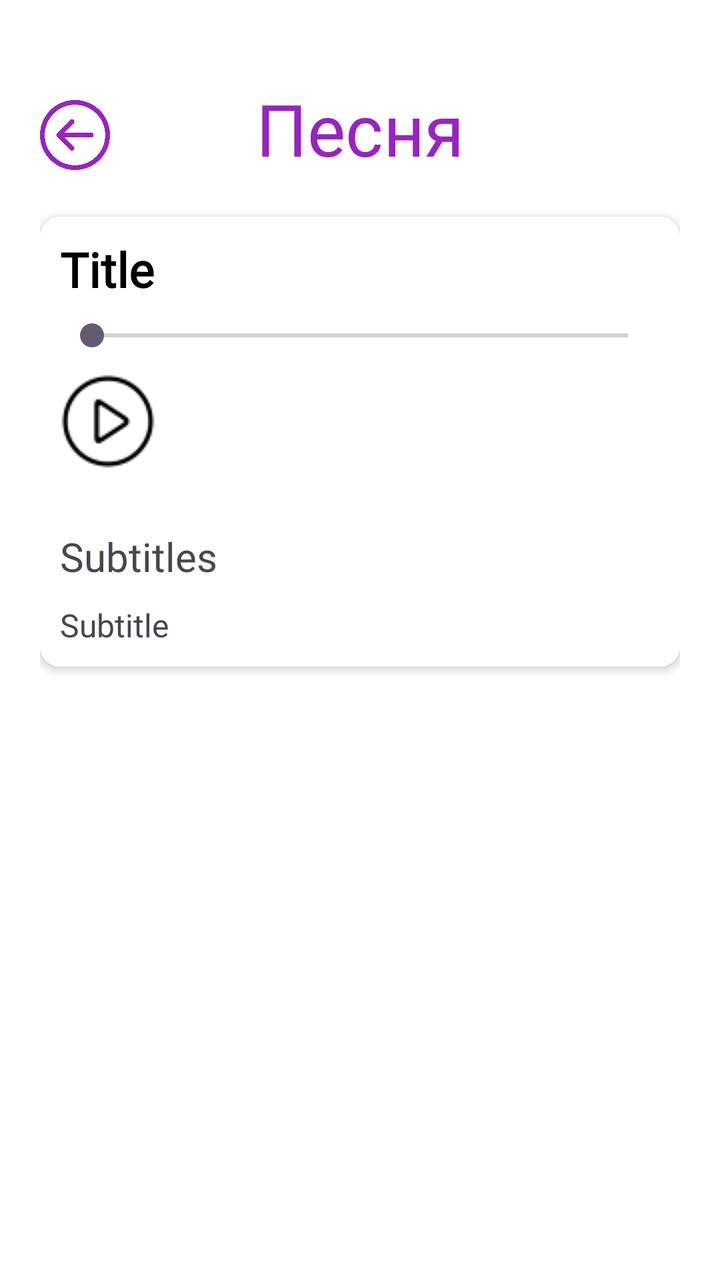
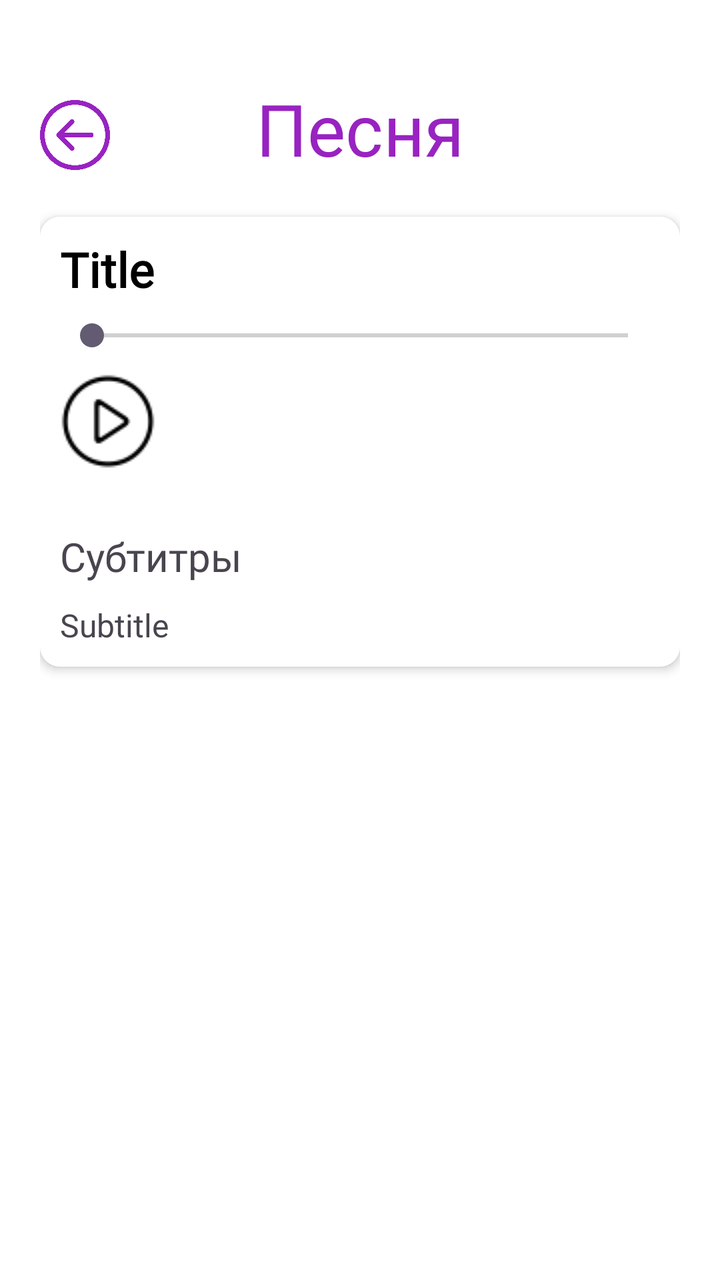

The first picture is an Android layout as it rendered before a commit; the second is the same layout after the commit. The layout source and the unified diff follow.
<!-- AndroidManifest.xml: application theme Theme.SpeechToTextApp -->
<!-- res/layout/fragment_song_description.xml -->
<?xml version="1.0" encoding="utf-8"?>
<androidx.constraintlayout.widget.ConstraintLayout xmlns:android="http://schemas.android.com/apk/res/android"
    xmlns:app="http://schemas.android.com/apk/res-auto"
    xmlns:tools="http://schemas.android.com/tools"
    android:layout_width="match_parent"
    android:layout_height="match_parent"
    tools:context=".ui.movie.MovieDescriptionFragment"
    android:background="@color/white"
    android:paddingHorizontal="20dp">

    <ImageButton
        android:id="@+id/btn_back"
        android:layout_width="35dp"
        android:layout_height="35dp"
        android:background="@color/white"
        android:scaleType="fitCenter"
        android:src="@drawable/back_button"
        android:layout_marginTop="50dp"
        app:layout_constraintStart_toStartOf="parent"
        app:layout_constraintTop_toTopOf="parent" />

    <TextView
        android:id="@+id/textView"
        android:layout_width="match_parent"
        android:layout_height="wrap_content"
        android:layout_marginTop="40dp"
        android:fontFamily="@font/montserratbold"
        android:text="Песня"
        android:textAlignment="center"
        android:textColor="@color/purple"
        android:textSize="36sp"
        app:layout_constraintEnd_toEndOf="parent"
        app:layout_constraintTop_toTopOf="parent" />


    <LinearLayout
        android:layout_width="match_parent"
        android:layout_height="wrap_content"
        android:background="@drawable/background_card"
        android:elevation="3dp"
        android:orientation="vertical"
        android:padding="10dp"
        android:layout_marginTop="20dp"
        app:layout_constraintTop_toBottomOf="@+id/textView">

        <TextView
            android:id="@+id/txt_title"
            android:layout_width="match_parent"
            android:layout_height="wrap_content"
            android:fontFamily="@font/montserratbold"
            android:text="Title"
            android:textColor="#000000"
            android:textSize="24sp"
            android:textStyle="bold" />

        <SeekBar
            android:id="@+id/seek_bar"
            android:layout_width="match_parent"
            android:layout_height="wrap_content"
            android:layout_marginTop="8dp" />

        <LinearLayout
            android:layout_width="377dp"
            android:layout_height="wrap_content"
            android:paddingVertical="10dp"
            android:gravity="center_vertical">

            <ImageButton
                android:id="@+id/idIBPlay"
                android:layout_width="wrap_content"
                android:layout_height="wrap_content"
                android:background="@android:color/transparent"
                android:src="@drawable/icon" />

        </LinearLayout>

        <TextView
            android:layout_width="match_parent"
            android:layout_height="wrap_content"
            android:layout_marginTop="20dp"
            android:fontFamily="@font/montserratregular"
            android:text="Subtitles"
            android:textSize="20dp" />

        <TextView
            android:id="@+id/txt_subtitles"
            android:layout_marginTop="10dp"
            android:layout_width="match_parent"
            android:layout_height="wrap_content"
            android:textSize="16dp"
            android:text="Subtitle"
            android:layout_weight="1" />
    </LinearLayout>

</androidx.constraintlayout.widget.ConstraintLayout>
<!-- resources referenced by this layout -->
<resources>
  <color name="purple">#FF9823C1</color>
  <color name="white">#FFFFFFFF</color>
  <!-- drawable back_button: png bitmap (drawable, 29988 bytes) -->
  <!-- drawable background_card (drawable) -->
  <?xml version="1.0" encoding="utf-8"?>
  <shape xmlns:android="http://schemas.android.com/apk/res/android">
      <solid android:color="#FFFFFFFF"/>
      <corners android:radius="10dp"/>
      
  
  </shape>
  <!-- drawable icon: png bitmap (drawable, 1038 bytes) -->
  <style name="Theme.SpeechToTextApp" parent="Base.Theme.SpeechToTextApp" />
  <style name="Base.Theme.SpeechToTextApp" parent="Theme.Material3.DayNight.NoActionBar">
          
          
      </style>
</resources>

<!-- the commit's change to res/layout/fragment_song_description.xml (unified diff, before → after) -->
@@ -79,7 +79,7 @@
             android:layout_height="wrap_content"
             android:layout_marginTop="20dp"
             android:fontFamily="@font/montserratregular"
-            android:text="Subtitles"
+            android:text="Субтитры"
             android:textSize="20dp" />
 
         <TextView
